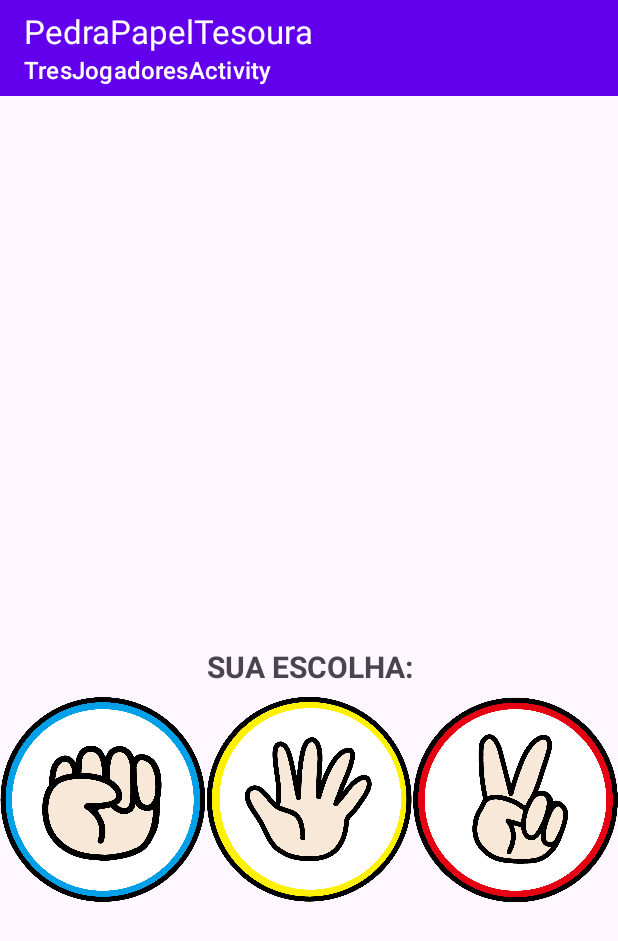
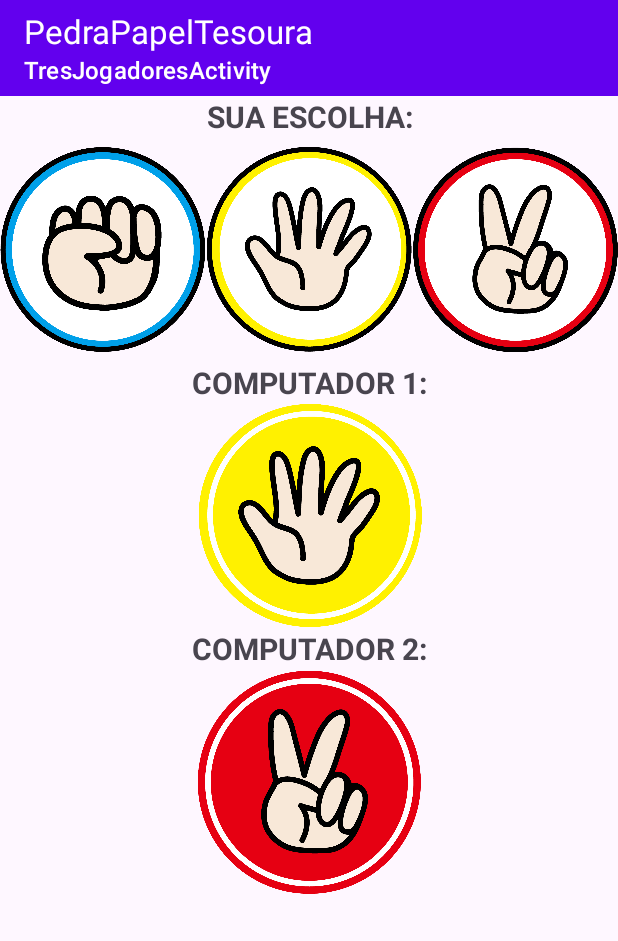
Before and after one commit to MuriloMPodenciano/PedraPapelTesoura, an Android app: the TresJogadoresActivity screen opened directly, with no data from a screen before it, after a tap on an icon or button, on a phone screen of 412 x 824 dp. Shown: the top 941 px of the screen. Run offline under Robolectric (Android 15) with nearby library versions, the light colour scheme and no system bars; 1 other tap on this screen came first.

Commit message:
added visible computer choices for 3 players

```diff
--- a/app/src/main/java/com/example/pedrapapeltesoura/DoisJogadoresActivity.kt
+++ b/app/src/main/java/com/example/pedrapapeltesoura/DoisJogadoresActivity.kt
@@ -47,7 +47,7 @@ class DoisJogadoresActivity: AppCompatActivity() {
         handler.postDelayed({
             val winner = determineWinner(playerChoice, computerChoice)
             showResult(winner, playerChoice, computerChoice)
-        }, 500)
+        }, 1000)
     }
 
     private fun determineWinner(playerChoice: String, computerChoice: String): String {
--- a/app/src/main/java/com/example/pedrapapeltesoura/TresJogadoresActivity.kt
+++ b/app/src/main/java/com/example/pedrapapeltesoura/TresJogadoresActivity.kt
@@ -36,11 +36,24 @@ class TresJogadoresActivity : AppCompatActivity() {
             "tesoura" -> atjb.tesouraBt.setImageResource(R.drawable.scissor2)
         }
 
+        val computerImageView1 = atjb.computadorIv1
+        when (computerChoice1) {
+            "pedra" -> computerImageView1.setImageResource(R.drawable.rock2)
+            "papel" -> computerImageView1.setImageResource(R.drawable.paper2)
+            "tesoura" -> computerImageView1.setImageResource(R.drawable.scissor2)
+        }
+        val computerImageView2 = atjb.computadorIv2
+        when (computerChoice2) {
+            "pedra" -> computerImageView2.setImageResource(R.drawable.rock2)
+            "papel" -> computerImageView2.setImageResource(R.drawable.paper2)
+            "tesoura" -> computerImageView2.setImageResource(R.drawable.scissor2)
+        }
+
         val handler = Handler(Looper.getMainLooper())
         handler.postDelayed({
             val winner = determineWinner(playerChoice, computerChoice1, computerChoice2)
             showResult(winner, playerChoice, computerChoice1, computerChoice2)
-        }, 2000)
+        }, 1000)
     }
 
     private fun determineWinner(playerChoice: String, computerChoice1: String, computerChoice2: String): String {
@@ -53,7 +66,7 @@ class TresJogadoresActivity : AppCompatActivity() {
                     (playerChoice == "tesoura" && computerChoice1 == "pedra" && computerChoice2 == "tesoura") -> "Computador 1 venceu!"
             (playerChoice == "tesoura" && computerChoice1 == "tesoura" && computerChoice2 == "pedra") ||
                     (playerChoice == "pedra" && computerChoice1 == "pedra" && computerChoice2 == "papel") ||
-                    (playerChoice == "papel" && computerChoice1 == "papel" && computerChoice2 == "tesoura") -> "Computador 1 venceu!"
+                    (playerChoice == "papel" && computerChoice1 == "papel" && computerChoice2 == "tesoura") -> "Computador 2 venceu!"
             else -> "Empate!"
         }
     }
--- a/app/src/main/res/layout/activity_tresjogadores.xml
+++ b/app/src/main/res/layout/activity_tresjogadores.xml
@@ -14,7 +14,9 @@
         app:layout_constraintStart_toStartOf="parent"
         app:layout_constraintEnd_toEndOf="parent"/>
 
-    <TextView android:id="@+id/ChoiceTv"
+
+
+    <TextView android:id="@+id/escolhaTv"
         android:layout_width="match_parent"
         android:layout_height="wrap_content"
         android:text="SUA ESCOLHA:"
@@ -22,15 +24,14 @@
         android:textStyle="bold"
         android:textSize="20dp"
         app:layout_constraintTop_toBottomOf="@id/mainTb"
-        app:layout_constraintBottom_toBottomOf="parent"
         />
 
-    <LinearLayout
+    <LinearLayout android:id="@+id/escolhaJogadorLl"
         android:layout_width="match_parent"
         android:layout_height="150dp"
         android:orientation="horizontal"
         android:layout_gravity="center"
-        app:layout_constraintTop_toBottomOf="@id/ChoiceTv">
+        app:layout_constraintTop_toBottomOf="@id/escolhaTv">
 
         <ImageButton android:id="@+id/pedraBt"
             android:layout_width="0dp"
@@ -60,4 +61,43 @@
             />
     </LinearLayout>
 
+    <TextView android:id="@+id/escolhaComputadorTv1"
+        android:layout_width="match_parent"
+        android:layout_height="wrap_content"
+        android:text="COMPUTADOR 1:"
+        android:gravity="center"
+        android:textStyle="bold"
+        android:textSize="20dp"
+        app:layout_constraintTop_toBottomOf="@id/escolhaJogadorLl"
+        />
+    <ImageView android:id="@+id/computadorIv1"
+        android:orientation="horizontal"
+        android:layout_width="match_parent"
+        android:layout_height="150dp"
+        android:layout_weight="1"
+        android:layout_below="@id/escolhaJogadorLl"
+        app:layout_constraintTop_toBottomOf="@id/escolhaComputadorTv1"
+        android:src="@drawable/waiting"
+        />
+
+
+    <TextView android:id="@+id/escolhaComputadorTv2"
+        android:layout_width="match_parent"
+        android:layout_height="wrap_content"
+        android:text="COMPUTADOR 2:"
+        android:gravity="center"
+        android:textStyle="bold"
+        android:textSize="20dp"
+        app:layout_constraintTop_toBottomOf="@id/computadorIv1"
+        />
+    <ImageView android:id="@+id/computadorIv2"
+        android:orientation="horizontal"
+        android:layout_width="match_parent"
+        android:layout_height="150dp"
+        android:layout_weight="1"
+        android:layout_below="@id/escolhaJogadorLl"
+        app:layout_constraintTop_toBottomOf="@id/escolhaComputadorTv2"
+        android:src="@drawable/waiting"
+        />
+
 </androidx.constraintlayout.widget.ConstraintLayout>
```
